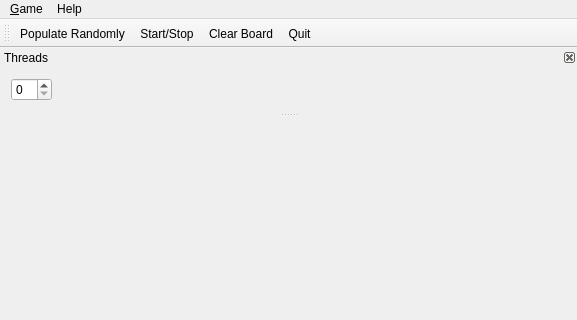
Before: the Qt Designer form addon/multithreading/sol-life/lifemainwindow.ui in enricop/qt-training, drawn with Qt 5; both pictures show x 0 to 577 and y 0 to 320 of the 577 by 458 pixel window.
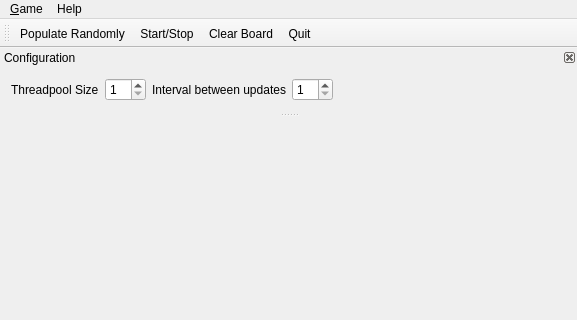
After: the same form once the commit is applied.

Commit message: added libobjectbrowser, a qsignalmapper example. Added an update interval spinbox to solution to life, so you can see better speedup.

The edit to the form file:
```diff
--- a/addon/multithreading/sol-life/lifemainwindow.ui
+++ b/addon/multithreading/sol-life/lifemainwindow.ui
@@ -66,17 +66,47 @@
     <set>Qt::BottomDockWidgetArea|Qt::LeftDockWidgetArea|Qt::TopDockWidgetArea</set>
    </property>
    <property name="windowTitle">
-    <string>Threads</string>
+    <string>Configuration</string>
    </property>
    <attribute name="dockWidgetArea">
     <number>4</number>
    </attribute>
    <widget class="QWidget" name="dockWidgetContents">
     <layout class="QHBoxLayout" name="horizontalLayout">
+     <item>
+      <widget class="QLabel" name="label">
+       <property name="text">
+        <string>Threadpool Size</string>
+       </property>
+      </widget>
+     </item>
      <item>
       <widget class="QSpinBox" name="threadSpinBox">
        <property name="focusPolicy">
         <enum>Qt::NoFocus</enum>
+       </property>
+       <property name="minimum">
+        <number>1</number>
+       </property>
+       <property name="value">
+        <number>1</number>
+       </property>
+      </widget>
+     </item>
+     <item>
+      <widget class="QLabel" name="label_2">
+       <property name="text">
+        <string>Interval between updates</string>
+       </property>
+      </widget>
+     </item>
+     <item>
+      <widget class="QSpinBox" name="intervalSpinBox">
+       <property name="minimum">
+        <number>1</number>
+       </property>
+       <property name="value">
+        <number>1</number>
        </property>
       </widget>
      </item>
```
Left out of the diff: 2 changed lines with no effect on the pictures. The commit also changes 19 other files.
